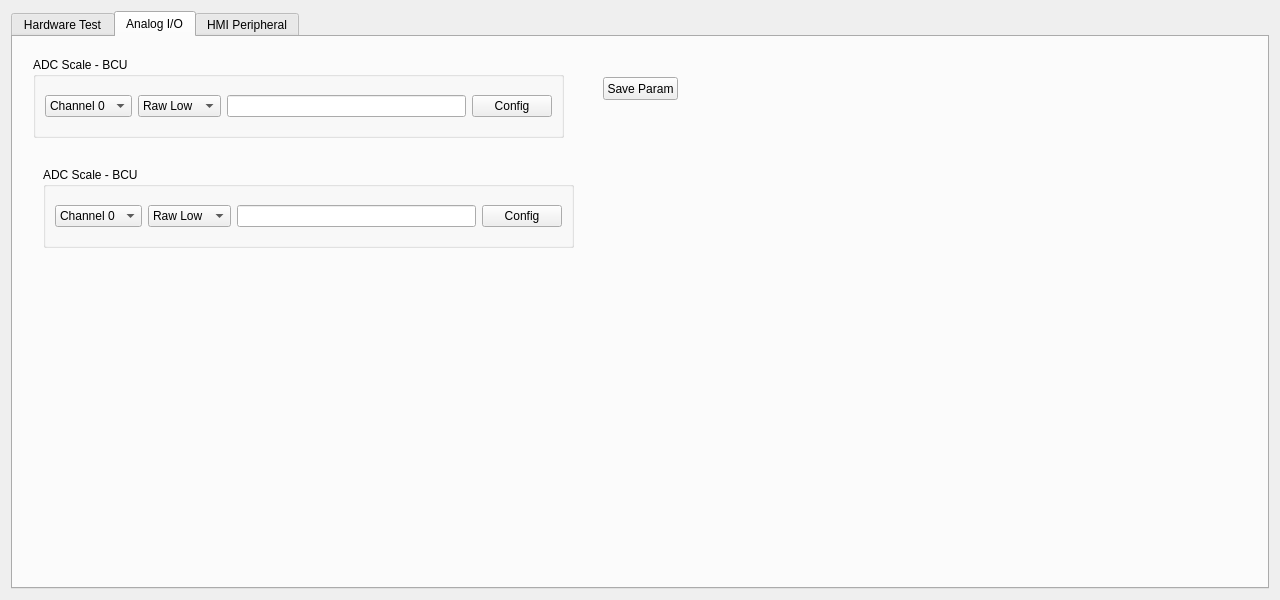
haoyi-jason/BMS_HY01_old, file frmhardwareconfig.ui: the form before one commit.
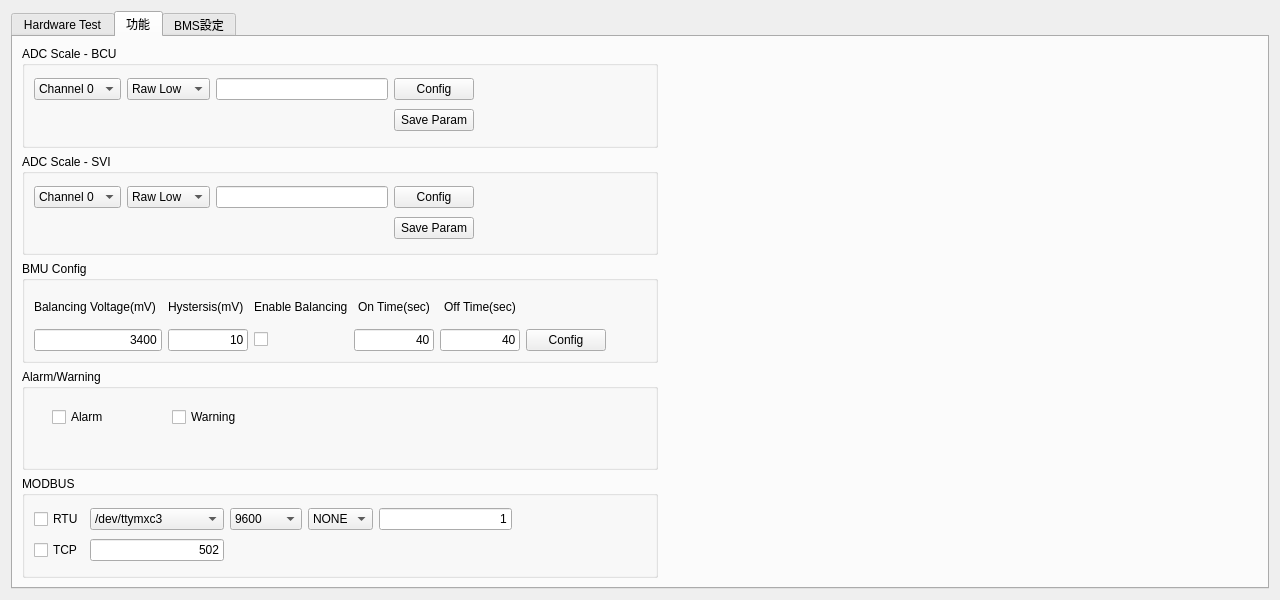
The form after the commit. The open tabs and pages were chosen to show the change. Custom widgets are drawn as their Qt base class.

```diff
--- a/frmhardwareconfig.ui
+++ b/frmhardwareconfig.ui
@@ -349,22 +349,130 @@
      </widget>
      <widget class="QWidget" name="tab_2">
       <attribute name="title">
-       <string>Analog I/O</string>
+       <string>功能</string>
       </attribute>
+      <layout class="QGridLayout" name="gridLayout_7">
+       <item row="1" column="0">
+        <widget class="QGroupBox" name="groupBox_6">
+         <property name="title">
+          <string>ADC Scale - SVI</string>
+         </property>
+         <layout class="QGridLayout" name="gridLayout_5">
+          <item row="0" column="0">
+           <widget class="QComboBox" name="cbSVIChannel">
+            <item>
+             <property name="text">
+              <string>Channel 0</string>
+             </property>
+            </item>
+            <item>
+             <property name="text">
+              <string>Channel 1</string>
+             </property>
+            </item>
+            <item>
+             <property name="text">
+              <string>Channel 2</string>
+             </property>
+            </item>
+            <item>
+             <property name="text">
+              <string>Channel 3</string>
+             </property>
+            </item>
+            <item>
+             <property name="text">
+              <string>Channel 4</string>
+             </property>
+            </item>
+            <item>
+             <property name="text">
+              <string>Channel 5</string>
+             </property>
+            </item>
+            <item>
+             <property name="text">
+              <string>Channel 6</string>
+             </property>
+            </item>
+            <item>
+             <property name="text">
+              <string>Channel 7</string>
+             </property>
+            </item>
+           </widget>
+          </item>
+          <item row="0" column="2">
+           <widget class="FocusEditor" name="leSVIValue"/>
+          </item>
+          <item row="1" column="3">
+           <widget class="QPushButton" name="pbSaveSVI">
+            <property name="text">
+             <string>Save Param</string>
+            </property>
+           </widget>
+          </item>
+          <item row="0" column="3">
+           <widget class="QPushButton" name="pbSVIConfig">
+            <property name="text">
+             <string>Config</string>
+            </property>
+           </widget>
+          </item>
+          <item row="0" column="1">
+           <widget class="QComboBox" name="cbSVIOption">
+            <item>
+             <property name="text">
+              <string>Raw Low</string>
+             </property>
+            </item>
+            <item>
+             <property name="text">
+              <string>Raw High</string>
+             </property>
+            </item>
+            <item>
+             <property name="text">
+              <string>Eng Low</string>
+             </property>
+            </item>
+            <item>
+             <property name="text">
+              <string>Eng High</string>
+             </property>
+            </item>
+           </widget>
+          </item>
+          <item row="0" column="4">
+           <spacer name="horizontalSpacer_4">
+            <property name="orientation">
+             <enum>Qt::Horizontal</enum>
+            </property>
+            <property name="sizeHint" stdset="0">
+             <size>
+              <width>40</width>
+              <height>20</height>
+             </size>
+            </property>
+           </spacer>
+          </item>
+         </layout>
+        </widget>
+       </item>
+       <item row="0" column="0">
       <widget class="QGroupBox" name="groupBox_5">
-       <property name="geometry">
-        <rect>
-         <x>20</x>
-         <y>20</y>
-         <width>531</width>
-         <height>81</height>
-        </rect>
-       </property>
        <property name="title">
         <string>ADC Scale - BCU</string>
        </property>
        <layout class="QGridLayout" name="gridLayout_3">
-        <item row="0" column="0">
+          <item row="1" column="3">
+           <widget class="QPushButton" name="pbADCConfig">
+            <property name="text">
+             <string>Config</string>
+            </property>
+           </widget>
+          </item>
+          <item row="1" column="0">
          <widget class="QComboBox" name="cbADCChannel">
           <item>
            <property name="text">
@@ -408,7 +516,14 @@
           </item>
          </widget>
         </item>
-        <item row="0" column="1">
+          <item row="2" column="3">
+           <widget class="QPushButton" name="pbSaveParam">
+            <property name="text">
+             <string>Save Param</string>
+            </property>
+           </widget>
+          </item>
+          <item row="1" column="1">
          <widget class="QComboBox" name="cbADCOption">
           <item>
            <property name="text">
@@ -432,128 +547,329 @@
           </item>
          </widget>
         </item>
-        <item row="0" column="2">
+          <item row="1" column="2">
          <widget class="FocusEditor" name="leADCCfgValue"/>
         </item>
-        <item row="0" column="3">
-         <widget class="QPushButton" name="pbADCConfig">
-          <property name="text">
-           <string>Config</string>
-          </property>
-         </widget>
+          <item row="2" column="4">
+           <spacer name="horizontalSpacer_5">
+            <property name="orientation">
+             <enum>Qt::Horizontal</enum>
+            </property>
+            <property name="sizeHint" stdset="0">
+             <size>
+              <width>40</width>
+              <height>20</height>
+             </size>
+            </property>
+           </spacer>
         </item>
        </layout>
       </widget>
-      <widget class="QPushButton" name="pbSaveParam">
-       <property name="geometry">
-        <rect>
-         <x>590</x>
-         <y>40</y>
-         <width>75</width>
-         <height>23</height>
-        </rect>
-       </property>
-       <property name="text">
-        <string>Save Param</string>
-       </property>
-      </widget>
-      <widget class="QGroupBox" name="groupBox_6">
+       </item>
+       <item row="3" column="0">
+        <widget class="QGroupBox" name="groupBox_7">
+         <property name="title">
+          <string>Alarm/Warning</string>
+         </property>
+         <widget class="QCheckBox" name="cbAlarm">
        <property name="geometry">
         <rect>
          <x>30</x>
-         <y>130</y>
-         <width>531</width>
-         <height>81</height>
-        </rect>
-       </property>
+            <y>40</y>
+            <width>73</width>
+            <height>16</height>
+           </rect>
+          </property>
+          <property name="text">
+           <string>Alarm</string>
+          </property>
+         </widget>
+         <widget class="QCheckBox" name="cbWarning">
+          <property name="geometry">
+           <rect>
+            <x>150</x>
+            <y>40</y>
+            <width>73</width>
+            <height>16</height>
+           </rect>
+          </property>
+          <property name="text">
+           <string>Warning</string>
+          </property>
+         </widget>
+        </widget>
+       </item>
+       <item row="0" column="1">
+        <spacer name="horizontalSpacer_2">
+         <property name="orientation">
+          <enum>Qt::Horizontal</enum>
+         </property>
+         <property name="sizeHint" stdset="0">
+          <size>
+           <width>40</width>
+           <height>20</height>
+          </size>
+         </property>
+        </spacer>
+       </item>
+       <item row="5" column="0">
+        <widget class="QGroupBox" name="groupBox_8">
        <property name="title">
-        <string>ADC Scale - BCU</string>
-       </property>
-       <layout class="QGridLayout" name="gridLayout_5">
+          <string>MODBUS</string>
+         </property>
+         <layout class="QGridLayout" name="gridLayout_8">
+          <item row="0" column="3">
+           <widget class="QComboBox" name="comboBox_3">
+            <item>
+             <property name="text">
+              <string>NONE</string>
+             </property>
+            </item>
+            <item>
+             <property name="text">
+              <string>EVEN</string>
+             </property>
+            </item>
+            <item>
+             <property name="text">
+              <string>ODD</string>
+             </property>
+            </item>
+           </widget>
+          </item>
+          <item row="1" column="0">
+           <widget class="QCheckBox" name="checkBox_2">
+            <property name="text">
+             <string>TCP</string>
+            </property>
+           </widget>
+          </item>
+          <item row="0" column="1">
+           <widget class="QComboBox" name="comboBox">
+            <item>
+             <property name="text">
+              <string>/dev/ttymxc3</string>
+             </property>
+            </item>
+            <item>
+             <property name="text">
+              <string>/dev/ttymxc4</string>
+             </property>
+            </item>
+           </widget>
+          </item>
+          <item row="1" column="1">
+           <widget class="FocusEditor" name="leTCPPort">
+            <property name="text">
+             <string>502</string>
+            </property>
+            <property name="alignment">
+             <set>Qt::AlignRight|Qt::AlignTrailing|Qt::AlignVCenter</set>
+            </property>
+           </widget>
+          </item>
         <item row="0" column="0">
-         <widget class="QComboBox" name="cbSVIChannel">
-          <item>
+           <widget class="QCheckBox" name="checkBox">
            <property name="text">
-            <string>Channel 0</string>
-           </property>
-          </item>
-          <item>
-           <property name="text">
-            <string>Channel 1</string>
-           </property>
-          </item>
-          <item>
-           <property name="text">
-            <string>Channel 2</string>
-           </property>
-          </item>
-          <item>
-           <property name="text">
-            <string>Channel 3</string>
-           </property>
-          </item>
-          <item>
-           <property name="text">
-            <string>Channel 4</string>
-           </property>
-          </item>
-          <item>
-           <property name="text">
-            <string>Channel 5</string>
-           </property>
-          </item>
-          <item>
-           <property name="text">
-            <string>Channel 6</string>
-           </property>
-          </item>
-          <item>
-           <property name="text">
-            <string>Channel 7</string>
-           </property>
-          </item>
-         </widget>
-        </item>
-        <item row="0" column="1">
-         <widget class="QComboBox" name="cbSVIOption">
-          <item>
-           <property name="text">
-            <string>Raw Low</string>
-           </property>
-          </item>
-          <item>
-           <property name="text">
-            <string>Raw High</string>
-           </property>
-          </item>
-          <item>
-           <property name="text">
-            <string>Eng Low</string>
-           </property>
-          </item>
-          <item>
-           <property name="text">
-            <string>Eng High</string>
-           </property>
-          </item>
+             <string>RTU</string>
+            </property>
          </widget>
         </item>
         <item row="0" column="2">
-         <widget class="FocusEditor" name="leSVIValue"/>
-        </item>
-        <item row="0" column="3">
-         <widget class="QPushButton" name="pbSVIConfig">
+           <widget class="QComboBox" name="comboBox_2">
+            <item>
+             <property name="text">
+              <string>9600</string>
+             </property>
+            </item>
+            <item>
+             <property name="text">
+              <string>19200</string>
+             </property>
+            </item>
+            <item>
+             <property name="text">
+              <string>38400</string>
+             </property>
+            </item>
+            <item>
+             <property name="text">
+              <string>57600</string>
+             </property>
+            </item>
+            <item>
+             <property name="text">
+              <string>115200</string>
+             </property>
+            </item>
+           </widget>
+          </item>
+          <item row="0" column="4">
+           <widget class="FocusEditor" name="leRTUID">
+            <property name="text">
+             <string>1</string>
+            </property>
+            <property name="alignment">
+             <set>Qt::AlignRight|Qt::AlignTrailing|Qt::AlignVCenter</set>
+            </property>
+           </widget>
+          </item>
+          <item row="0" column="5">
+           <spacer name="horizontalSpacer_6">
+            <property name="orientation">
+             <enum>Qt::Horizontal</enum>
+            </property>
+            <property name="sizeHint" stdset="0">
+             <size>
+              <width>40</width>
+              <height>20</height>
+             </size>
+            </property>
+           </spacer>
+          </item>
+         </layout>
+        </widget>
+       </item>
+       <item row="2" column="0">
+        <widget class="QGroupBox" name="groupBox_11">
+         <property name="title">
+          <string>BMU Config</string>
+         </property>
+         <layout class="QGridLayout" name="gridLayout_6">
+          <item row="1" column="8">
+           <spacer name="horizontalSpacer_3">
+            <property name="orientation">
+             <enum>Qt::Horizontal</enum>
+            </property>
+            <property name="sizeHint" stdset="0">
+             <size>
+              <width>40</width>
+              <height>20</height>
+             </size>
+            </property>
+           </spacer>
+          </item>
+          <item row="0" column="1">
+           <widget class="QLabel" name="label_2">
+            <property name="text">
+             <string>Balancing Voltage(mV)</string>
+            </property>
+           </widget>
+          </item>
+          <item row="1" column="4">
+           <widget class="QCheckBox" name="cbBalancing">
+            <property name="text">
+             <string/>
+            </property>
+           </widget>
+          </item>
+          <item row="0" column="5">
+           <widget class="QLabel" name="label_4">
+            <property name="text">
+             <string>On Time(sec)</string>
+            </property>
+            <property name="alignment">
+             <set>Qt::AlignCenter</set>
+            </property>
+           </widget>
+          </item>
+          <item row="0" column="6">
+           <widget class="QLabel" name="label_5">
+            <property name="text">
+             <string>Off Time(sec)</string>
+            </property>
+            <property name="alignment">
+             <set>Qt::AlignCenter</set>
+            </property>
+           </widget>
+          </item>
+          <item row="0" column="4">
+           <widget class="QLabel" name="label_3">
+            <property name="text">
+             <string>Enable Balancing</string>
+            </property>
+           </widget>
+          </item>
+          <item row="1" column="5">
+           <widget class="QLineEdit" name="leBMUBON">
+            <property name="maximumSize">
+             <size>
+              <width>80</width>
+              <height>16777215</height>
+             </size>
+            </property>
+            <property name="text">
+             <string>40</string>
+            </property>
+            <property name="alignment">
+             <set>Qt::AlignRight|Qt::AlignTrailing|Qt::AlignVCenter</set>
+            </property>
+           </widget>
+          </item>
+          <item row="1" column="1" colspan="2">
+           <widget class="QLineEdit" name="leBMUBV">
+            <property name="text">
+             <string>3400</string>
+            </property>
+            <property name="alignment">
+             <set>Qt::AlignRight|Qt::AlignTrailing|Qt::AlignVCenter</set>
+            </property>
+           </widget>
+          </item>
+          <item row="1" column="6">
+           <widget class="QLineEdit" name="leBMUBOFF">
+            <property name="maximumSize">
+             <size>
+              <width>80</width>
+              <height>16777215</height>
+             </size>
+            </property>
+            <property name="text">
+             <string>40</string>
+            </property>
+            <property name="alignment">
+             <set>Qt::AlignRight|Qt::AlignTrailing|Qt::AlignVCenter</set>
+            </property>
+           </widget>
+          </item>
+          <item row="1" column="7">
+           <widget class="QPushButton" name="pushButton">
           <property name="text">
            <string>Config</string>
           </property>
          </widget>
         </item>
-       </layout>
-      </widget>
+          <item row="1" column="3">
+           <widget class="QLineEdit" name="leBMUHV">
+            <property name="maximumSize">
+             <size>
+              <width>80</width>
+              <height>16777215</height>
+             </size>
+            </property>
+            <property name="text">
+             <string>10</string>
+            </property>
+            <property name="alignment">
+             <set>Qt::AlignRight|Qt::AlignTrailing|Qt::AlignVCenter</set>
+            </property>
+           </widget>
+          </item>
+          <item row="0" column="3">
+           <widget class="QLabel" name="label_6">
+            <property name="text">
+             <string>Hystersis(mV)</string>
+            </property>
+           </widget>
+          </item>
+         </layout>
+        </widget>
+       </item>
+      </layout>
      </widget>
      <widget class="QWidget" name="tab_3">
       <attribute name="title">
-       <string>HMI Peripheral</string>
+       <string>BMS設定</string>
       </attribute>
      </widget>
     </widget>
```
Left out of the diff: 2 changed lines with no effect on the pictures. Lines whose indentation alone changed are shown as unchanged.
